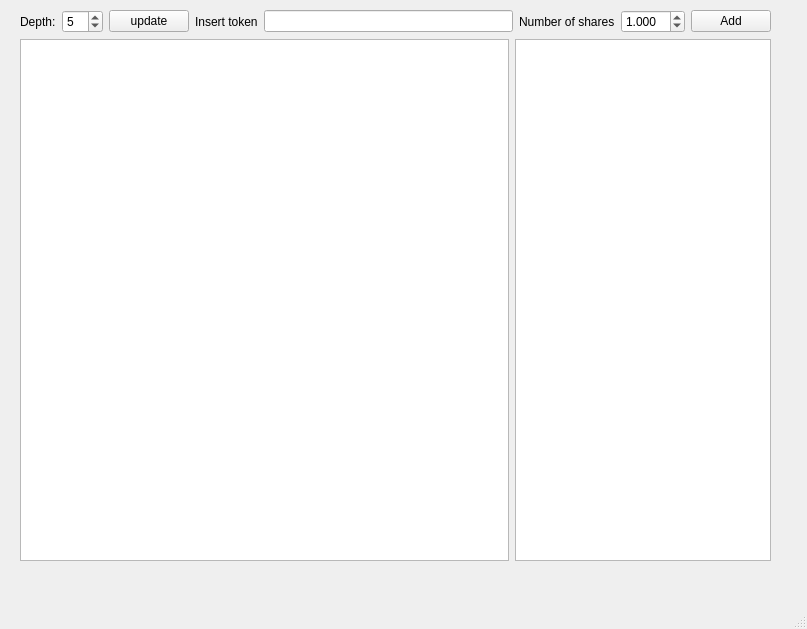
Old version of the form gui/resources/main_window.ui in the repository Jabca/EconomicApi.
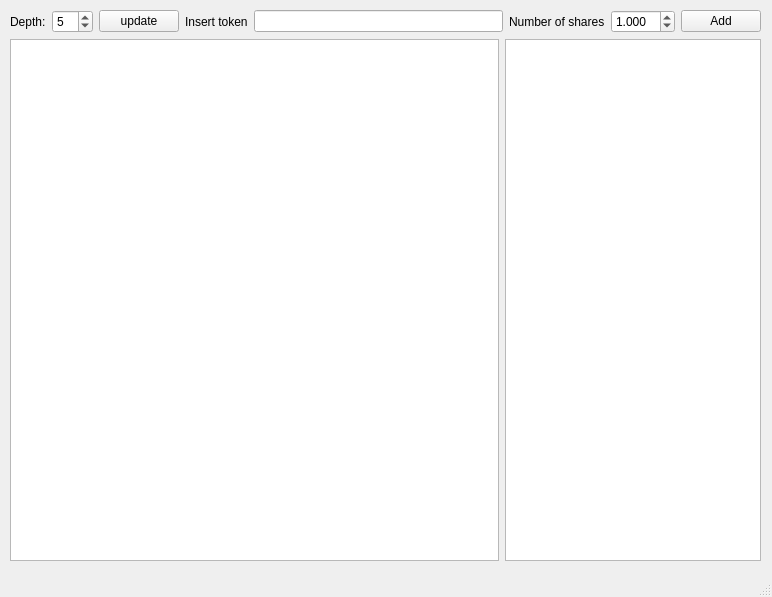
New version of the form.

The edit to the form file:
```diff
--- a/gui/resources/main_window.ui
+++ b/gui/resources/main_window.ui
@@ -6,8 +6,8 @@
    <rect>
     <x>0</x>
     <y>0</y>
-    <width>807</width>
-    <height>629</height>
+    <width>772</width>
+    <height>597</height>
    </rect>
   </property>
   <property name="windowTitle">
@@ -23,7 +23,7 @@
    <widget class="QWidget" name="verticalLayoutWidget">
     <property name="geometry">
      <rect>
-      <x>20</x>
+      <x>10</x>
       <y>10</y>
       <width>751</width>
       <height>551</height>
```
Left out of the diff: 2 changed lines with no effect on the pictures.
